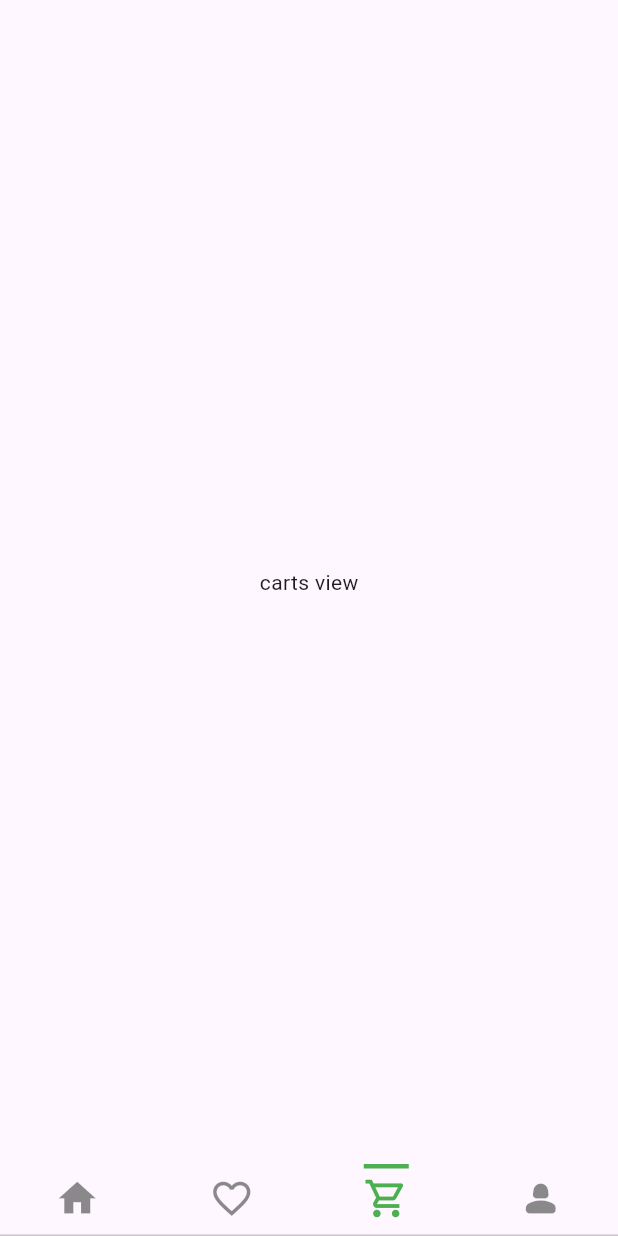
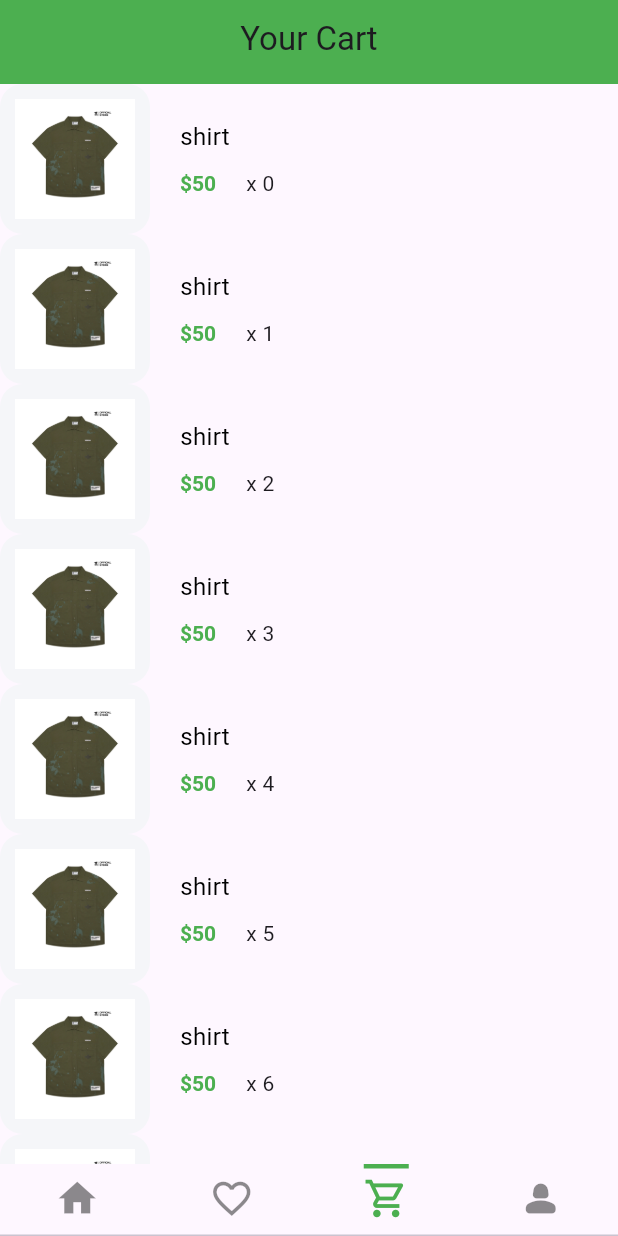
Before and after one commit to nguyenduyhuydn1/ecommerce-ui-flutter, a Flutter app: the screen it shows after launch, item 3 of the bottom bar chosen, on a phone screen of 412 x 824 dp. Run offline on Flutter 3.47's test engine with Material 2 defaults, Android fonts, the phone set to English and light mode, and no system bars; our stand-ins replace animate_do, flutter_dotenv, flutter_riverpod, flutter_svg, go_router.

Commit message:
handler cart and profile

```diff
--- a/lib/products/presentation/views/home_views/carts_view.dart
+++ b/lib/products/presentation/views/home_views/carts_view.dart
@@ -1,12 +1,122 @@
+import 'package:animate_do/animate_do.dart';
 import 'package:flutter/material.dart';
+import 'package:flutter_svg/flutter_svg.dart';
 
-class CartsView extends StatelessWidget {
+class CartsView extends StatefulWidget {
   const CartsView({super.key});
 
   @override
+  State<CartsView> createState() => _CartsViewState();
+}
+
+class _CartsViewState extends State<CartsView> {
+  int count = 140;
+
+  @override
   Widget build(BuildContext context) {
-    return const Center(
-      child: Text("carts view"),
+    return CustomScrollView(
+      physics: const ClampingScrollPhysics(),
+      slivers: [
+        const SliverAppBar(
+          floating: true,
+          flexibleSpace: FlexibleSpaceBar(
+            title: Text("Your Cart"),
+            centerTitle: true,
+          ),
+          backgroundColor: Colors.green,
+        ),
+        SliverList(
+          delegate: SliverChildBuilderDelegate(
+            childCount: count,
+            (context, index) {
+              return Dismissible(
+                //void error handler ondismissed, make sure u will do this func when application is success
+                key: UniqueKey(),
+                direction: DismissDirection.endToStart,
+                onDismissed: (direction) {
+                  setState(() {
+                    count -= 1;
+                  });
+                },
+                background: Container(
+                  padding: const EdgeInsets.symmetric(horizontal: 50),
+                  decoration: BoxDecoration(
+                    color: const Color(0xFFFFE6E6),
+                    borderRadius: BorderRadius.circular(15),
+                  ),
+                  child: Row(
+                    children: [
+                      const Spacer(),
+                      SvgPicture.asset("assets/icons/Trash.svg"),
+                    ],
+                  ),
+                ),
+                child: FadeInUp(
+                  child: _Carts(
+                    index: index,
+                  ),
+                ),
+              );
+            },
+          ),
+        )
+      ],
     );
   }
 }
+
+class _Carts extends StatelessWidget {
+  final int index;
+  const _Carts({required this.index});
+
+  @override
+  Widget build(BuildContext context) {
+    return Row(
+      children: [
+        SizedBox(
+          width: 100,
+          child: AspectRatio(
+            aspectRatio: 1,
+            child: Container(
+              padding: const EdgeInsets.all(10),
+              decoration: BoxDecoration(
+                color: const Color(0xFFF5F6F9),
+                borderRadius: BorderRadius.circular(15),
+              ),
+              child: Image.asset('assets/images/1.jpg'),
+            ),
+          ),
+        ),
+        const SizedBox(width: 20),
+        Column(
+          crossAxisAlignment: CrossAxisAlignment.start,
+          children: [
+            const Text(
+              "shirt",
+              style: TextStyle(color: Colors.black, fontSize: 16),
+              maxLines: 2,
+            ),
+            const SizedBox(height: 10),
+            RichText(
+              text: TextSpan(
+                text: "\$50",
+                style: const TextStyle(
+                    fontWeight: FontWeight.w600, color: Colors.green),
+                children: [
+                  const WidgetSpan(
+                    child: Padding(
+                      padding: EdgeInsets.only(left: 20.0),
+                    ),
+                  ),
+                  TextSpan(
+                      text: "x $index",
+                      style: Theme.of(context).textTheme.bodyMedium),
+                ],
+              ),
+            )
+          ],
+        )
+      ],
+    );
+  }
+}
```
